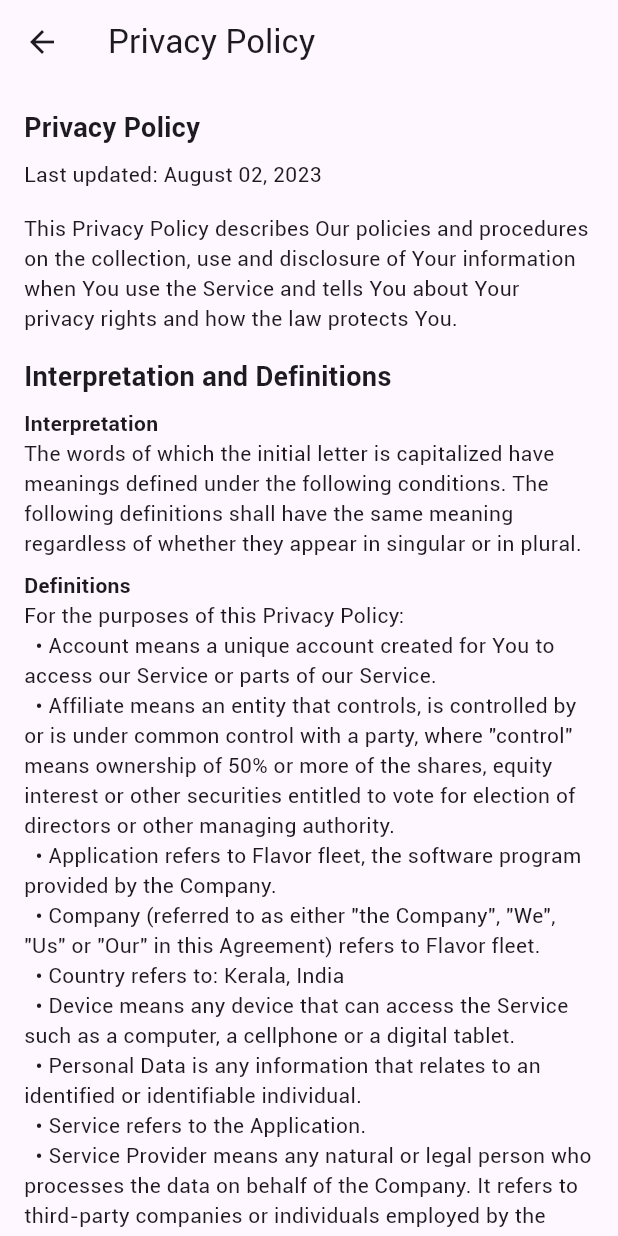
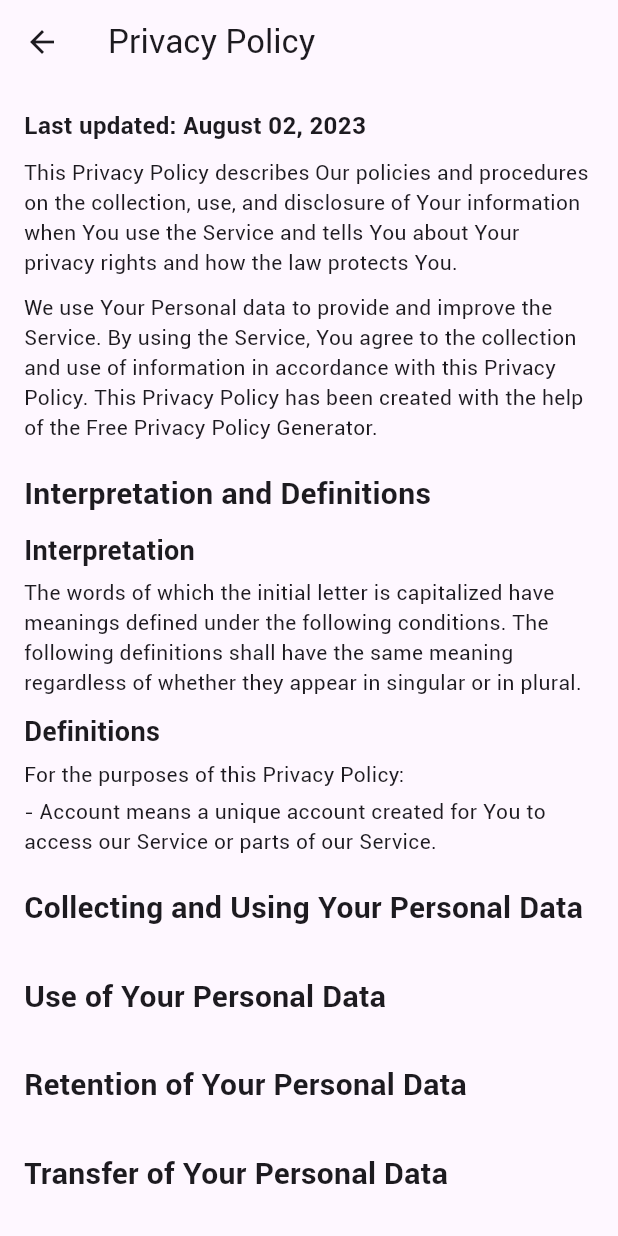
Before and after one commit to shadu-rz/Flavofleet, a Flutter app: the PrivacyPolicyPage screen opened directly, on a phone screen of 412 x 824 dp. Run offline on Flutter 3.47's test engine with Material 2 defaults, Android fonts, the phone set to English and light mode, and no system bars; our stand-ins replace cloud_firestore, firebase_auth, firebase_core, firebase_storage, get, google_sign_in and 1 more; missing offline and left inert: flutter_stripe; accounts and stored records are empty; network calls fail.

Commit message:
privacy policy page updated

```diff
--- a/lib/Pages/settings/privacy policy/privacy_policy.dart
+++ b/lib/Pages/settings/privacy policy/privacy_policy.dart
@@ -10,79 +10,158 @@ class PrivacyPolicyPage extends StatelessWidget {
         title: const Text('Privacy Policy'),
       ),
       body: const SingleChildScrollView(
-        padding: EdgeInsets.all(16),
-        child: Column(crossAxisAlignment: CrossAxisAlignment.start, children: [
+        child: Padding(
+          padding: EdgeInsets.all(16.0),
+          child: Column(
+            crossAxisAlignment: CrossAxisAlignment.start,
+            children: [
               Text(
-            'Privacy Policy',
-            style: TextStyle(fontWeight: FontWeight.bold, fontSize: 18),
+                'Last updated: August 02, 2023',
+                style: TextStyle(fontSize: 16, fontWeight: FontWeight.bold),
               ),
-          SizedBox(height: 8),
-          Text('Last updated: August 02, 2023'),
-          SizedBox(height: 16),
+              SizedBox(height: 10),
               Text(
-            'This Privacy Policy describes Our policies and procedures on the collection, '
-            'use and disclosure of Your information when You use the Service and tells You '
-            'about Your privacy rights and how the law protects You.',
+                'This Privacy Policy describes Our policies and procedures on the collection, use, and disclosure of Your information when You use the Service and tells You about Your privacy rights and how the law protects You.',
               ),
-          SizedBox(height: 16),
+              SizedBox(height: 10),
+              Text(
+                'We use Your Personal data to provide and improve the Service. By using the Service, You agree to the collection and use of information in accordance with this Privacy Policy. This Privacy Policy has been created with the help of the Free Privacy Policy Generator.',
+              ),
+              SizedBox(height: 20),
               Text(
                 'Interpretation and Definitions',
-            style: TextStyle(fontWeight: FontWeight.bold, fontSize: 18),
+                style: TextStyle(fontSize: 20, fontWeight: FontWeight.bold),
               ),
-          SizedBox(height: 8),
+              SizedBox(height: 10),
               Text(
                 'Interpretation',
-            style: TextStyle(fontWeight: FontWeight.bold),
+                style: TextStyle(fontSize: 18, fontWeight: FontWeight.bold),
               ),
+              SizedBox(height: 5),
               Text(
-            'The words of which the initial letter is capitalized have meanings defined '
-            'under the following conditions. The following definitions shall have the same '
-            'meaning regardless of whether they appear in singular or in plural.',
+                'The words of which the initial letter is capitalized have meanings defined under the following conditions. The following definitions shall have the same meaning regardless of whether they appear in singular or in plural.',
               ),
-          SizedBox(height: 8),
+              SizedBox(height: 10),
               Text(
                 'Definitions',
-            style: TextStyle(fontWeight: FontWeight.bold),
+                style: TextStyle(fontSize: 18, fontWeight: FontWeight.bold),
               ),
+              SizedBox(height: 5),
               Text(
-            'For the purposes of this Privacy Policy:\n'
-            '  • Account means a unique account created for You to access our Service or parts of our Service.\n'
-            '  • Affiliate means an entity that controls, is controlled by or is under common control with a party, where "control" means ownership of 50% or more of the shares, equity interest or other securities entitled to vote for election of directors or other managing authority.\n'
-            '  • Application refers to Flavor fleet, the software program provided by the Company.\n'
-            '  • Company (referred to as either "the Company", "We", "Us" or "Our" in this Agreement) refers to Flavor fleet.\n'
-            '  • Country refers to: Kerala, India\n'
-            '  • Device means any device that can access the Service such as a computer, a cellphone or a digital tablet.\n'
-            '  • Personal Data is any information that relates to an identified or identifiable individual.\n'
-            '  • Service refers to the Application.\n'
-            '  • Service Provider means any natural or legal person who processes the data on behalf of the Company. It refers to third-party companies or individuals employed by the Company to facilitate the Service, to provide the Service on behalf of the Company, to perform services related to the Service or to assist the Company in analyzing how the Service is used.\n'
-            '  • Usage Data refers to data collected automatically, either generated by the use of the Service or from the Service infrastructure itself (for example, the duration of a page visit).\n'
-            '  • You means the individual accessing or using the Service, or the company, or other legal entity on behalf of which such individual is accessing or using the Service, as applicable.',
+                'For the purposes of this Privacy Policy:',
               ),
-          SizedBox(height: 16),
+              SizedBox(height: 5),
+              Text(
+                '- Account means a unique account created for You to access our Service or parts of our Service.',
+              ),
+              // Add the rest of the definitions here...
+              // ...
+              SizedBox(height: 20),
               Text(
                 'Collecting and Using Your Personal Data',
-            style: TextStyle(fontWeight: FontWeight.bold, fontSize: 18),
+                style: TextStyle(fontSize: 20, fontWeight: FontWeight.bold),
               ),
-          SizedBox(height: 8),
+              SizedBox(height: 10),
+              // Add the content for "Collecting and Using Your Personal Data" section...
+              // ...
+              // ...
+              SizedBox(height: 20),
               Text(
-            'Types of Data Collected',
-            style: TextStyle(fontWeight: FontWeight.bold),
+                'Use of Your Personal Data',
+                style: TextStyle(fontSize: 20, fontWeight: FontWeight.bold),
               ),
-          SizedBox(height: 8),
+              SizedBox(height: 10),
+              // Add the content for "Use of Your Personal Data" section...
+              // ...
+              // ...
+              SizedBox(height: 20),
               Text(
-            'Personal Data',
-            style: TextStyle(fontWeight: FontWeight.bold),
+                'Retention of Your Personal Data',
+                style: TextStyle(fontSize: 20, fontWeight: FontWeight.bold),
               ),
+              SizedBox(height: 10),
+              // Add the content for "Retention of Your Personal Data" section...
+              // ...
+              // ...
+              SizedBox(height: 20),
               Text(
-            'While using Our Service, We may ask You to provide Us with certain personally identifiable information that can be used to contact or identify You.\n'
-            'Personally identifiable information may include, but is not limited to:\n'
-            '  • Email address\n'
-            '  • First name and last name\n'
-            '  • Phone number\n'
-            '  • Address, State, Province, ZIP/Postal code, City\n'
-            '  • Usage Data',
+                'Transfer of Your Personal Data',
+                style: TextStyle(fontSize: 20, fontWeight: FontWeight.bold),
               ),
-        ]),
+              SizedBox(height: 10),
+              // Add the content for "Transfer of Your Personal Data" section...
+              // ...
+              // ...
+              SizedBox(height: 20),
+              Text(
+                'Delete Your Personal Data',
+                style: TextStyle(fontSize: 20, fontWeight: FontWeight.bold),
+              ),
+              SizedBox(height: 10),
+              // Add the content for "Delete Your Personal Data" section...
+              // ...
+              // ...
+              SizedBox(height: 20),
+              Text(
+                'Disclosure of Your Personal Data',
+                style: TextStyle(fontSize: 20, fontWeight: FontWeight.bold),
+              ),
+              SizedBox(height: 10),
+              // Add the content for "Disclosure of Your Personal Data" section...
+              // ...
+              // ...
+              SizedBox(height: 20),
+              Text(
+                'Security of Your Personal Data',
+                style: TextStyle(fontSize: 20, fontWeight: FontWeight.bold),
+              ),
+              SizedBox(height: 10),
+              // Add the content for "Security of Your Personal Data" section...
+              // ...
+              // ...
+              SizedBox(height: 20),
+              Text(
+                'Children\'s Privacy',
+                style: TextStyle(fontSize: 20, fontWeight: FontWeight.bold),
+              ),
+              SizedBox(height: 10),
+              // Add the content for "Children's Privacy" section...
+              // ...
+              // ...
+              SizedBox(height: 20),
+              Text(
+                'Links to Other Websites',
+                style: TextStyle(fontSize: 20, fontWeight: FontWeight.bold),
+              ),
+              SizedBox(height: 10),
+              // Add the content for "Links to Other Websites" section...
+              // ...
+              // ...
+              SizedBox(height: 20),
+              Text(
+                'Changes to this Privacy Policy',
+                style: TextStyle(fontSize: 20, fontWeight: FontWeight.bold),
+              ),
+              SizedBox(height: 10),
+              // Add the content for "Changes to this Privacy Policy" section...
+              // ...
+              // ...
+              SizedBox(height: 20),
+              Text(
+                'Contact Us',
+                style: TextStyle(fontSize: 20, fontWeight: FontWeight.bold),
+              ),
+              SizedBox(height: 10),
+              Text(
+                'If you have any questions about this Privacy Policy, You can contact us:',
+              ),
+              SizedBox(height: 5),
+              Text(
+                'By email: shaadurz@gmail.com',
+              ),
+            ],
+          ),
+        ),
       ),
     );
   }
```
Lines whose indentation alone changed are shown as unchanged.
